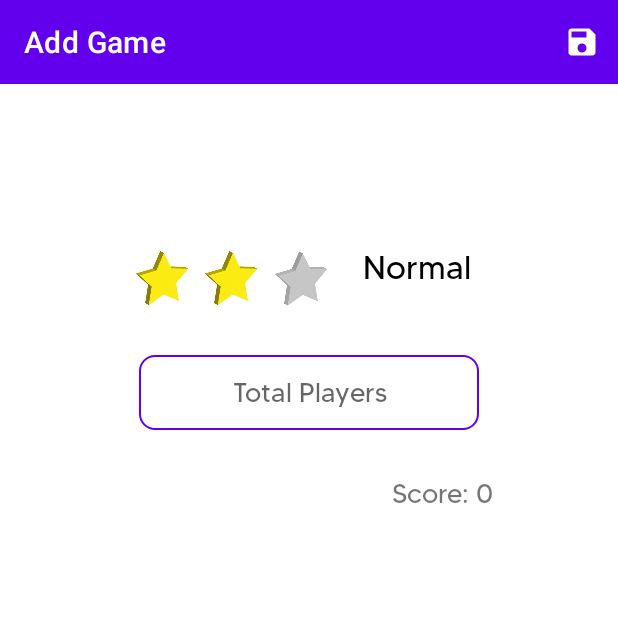
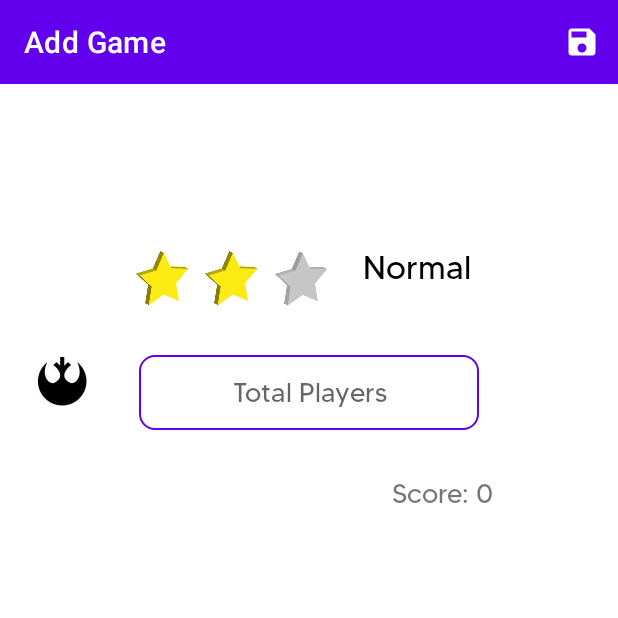
Before and after one commit to kza40/GameKeeper, an Android app: the AddGame screen opened directly, with no data from a screen before it, on a phone screen of 412 x 824 dp, the top half of it. Run offline under Robolectric (Android 15) with nearby library versions, the phone set to English and light mode, and no system bars; 1 statement that could not run was skipped.

Commit message:
Added ability to camera activity when save button is clicked. When it comes back to the previous activity it shows the captured image in the imageView

```diff
--- a/app/src/main/java/ca/cmpt276/myapplication/model/Game.java
+++ b/app/src/main/java/ca/cmpt276/myapplication/model/Game.java
@@ -17,6 +17,7 @@ public class Game {
     private float scaleFactor;
     private String[] playerScores;
     private String datePlayed;
+    private String photoFileName;
 
     public Game(String achievementEarned, int numOfPlayers, int groupScore, int poorScore, int greatScore, float scaleFactor,String[] playerScores)
     {
--- a/app/src/main/res/layout/activity_add_game.xml
+++ b/app/src/main/res/layout/activity_add_game.xml
@@ -102,6 +102,17 @@
         app:layout_constraintEnd_toStartOf="@+id/star3"
         app:layout_constraintStart_toEndOf="@+id/star1"
         app:layout_constraintTop_toTopOf="@+id/hGuideline20p" />
+    <ImageView
+        android:id="@+id/imageViewSelfie"
+        android:layout_width="50dp"
+        android:layout_height="50dp"
+        app:layout_constraintBottom_toTopOf="@+id/hGuideline55p"
+        app:layout_constraintEnd_toEndOf="parent"
+        app:layout_constraintHorizontal_bias="0.044"
+        app:layout_constraintStart_toStartOf="parent"
+        app:layout_constraintTop_toTopOf="parent"
+        app:layout_constraintVertical_bias="0.72"
+        tools:srcCompat="@drawable/achievement" />
 
     <ImageButton
         android:id="@+id/star3"
```
Also changed, not shown: app/src/main/java/ca/cmpt276/myapplication/AddGame.java (+110 -11 lines).
